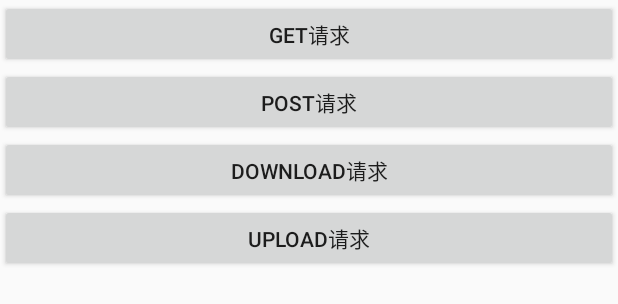
After one commit to lixiangoko/ModuleEagle, an Android app: the layout activity_async_http.xml on its own in the app's theme, with its tools: preview values and no code run, on a phone screen of 412 x 824 dp. The commit adds this screen. Shown: the top 304 px of the screen. Run offline under Robolectric (Android 15) with nearby library versions, the phone set to English and light mode, and no system bars.

Commit message:
AsyncHttp

```diff
--- a/app/build.gradle
+++ b/app/build.gradle
@@ -29,7 +29,7 @@ dependencies {
     //    })
     compile files('libs/gson-2.2.4.jar')
     testCompile 'junit:junit:4.12'
-    compile 'com.android.support:appcompat-v7:25.3.1'
+    compile 'com.android.support:appcompat-v7:25.4.0'
     compile 'com.android.support.constraint:constraint-layout:1.0.2'
     compile 'com.android.support:design:25.4.0'
     compile 'com.lzy.net:okgo:3.0.4'
@@ -37,6 +37,7 @@ dependencies {
     compile 'com.davemorrissey.labs:subsampling-scale-image-view:3.5.0'
     compile 'com.squareup.picasso:picasso:2.5.2'
     compile 'com.github.bumptech.glide:glide:3.7.0'
+    compile 'com.loopj.android:android-async-http:1.4.9'
     testCompile 'junit:junit:4.12'
     compile project(path: ':MPChartLib')
 }
--- a/app/src/main/java/song/com/cn/utils/ServiceUrl.java
+++ b/app/src/main/java/song/com/cn/utils/ServiceUrl.java
@@ -9,5 +9,4 @@ package song.com.cn.utils;
 public class ServiceUrl {
     public static final String WEATHER_URL = "https://api.seniverse.com/v3/weather/now.json?key=" + CodeUtils.weatherkey;
 
-    public static final String BUSINESS_URL = "http://e710888d3ccb4638a723ff8d03837095-cn-qingdao.aliapi.com/demo/post";
 }
--- /dev/null
+++ b/app/src/main/res/layout/activity_async_http.xml
@@ -0,0 +1,35 @@
+<?xml version="1.0" encoding="utf-8"?>
+<LinearLayout xmlns:android="http://schemas.android.com/apk/res/android"
+    xmlns:app="http://schemas.android.com/apk/res-auto"
+    xmlns:tools="http://schemas.android.com/tools"
+    android:layout_width="match_parent"
+    android:layout_height="match_parent"
+    android:orientation="vertical"
+    tools:context="song.com.cn.pure.AsyncHttpActivity">
+
+    <Button
+        android:id="@+id/get_async_bt"
+        android:layout_width="match_parent"
+        android:layout_height="45dp"
+        android:text="get请求" />
+
+    <Button
+        android:id="@+id/post_async_bt"
+        android:layout_width="match_parent"
+        android:layout_height="45dp"
+        android:text="Post请求" />
+
+    <Button
+        android:id="@+id/download_async_bt"
+        android:layout_width="match_parent"
+        android:layout_height="45dp"
+        android:text="Download请求" />
+
+    <Button
+        android:id="@+id/upload_async_bt"
+        android:layout_width="match_parent"
+        android:layout_height="45dp"
+        android:text="upload请求" />
+
+
+</LinearLayout>
--- a/app/src/main/res/values/strings.xml
+++ b/app/src/main/res/values/strings.xml
@@ -1,5 +1,5 @@
 <resources>
-    <string name="app_name">My Application</string>
+    <string name="app_name">老鹰</string>
     <string name="back">返回</string>
     <string name="title_activity_costom">CostomActivity</string>
 </resources>
```
Also changed, not shown: app/src/main/AndroidManifest.xml (+5 -2 lines), app/src/main/java/song/com/cn/fragment/HomeFragment.java (+14 -9 lines), app/src/main/java/song/com/cn/pure/AsyncHttpActivity.java (added, +131 -0 lines), app/src/main/res/layout/home_fragment_item.xml (+12 -1 lines).
